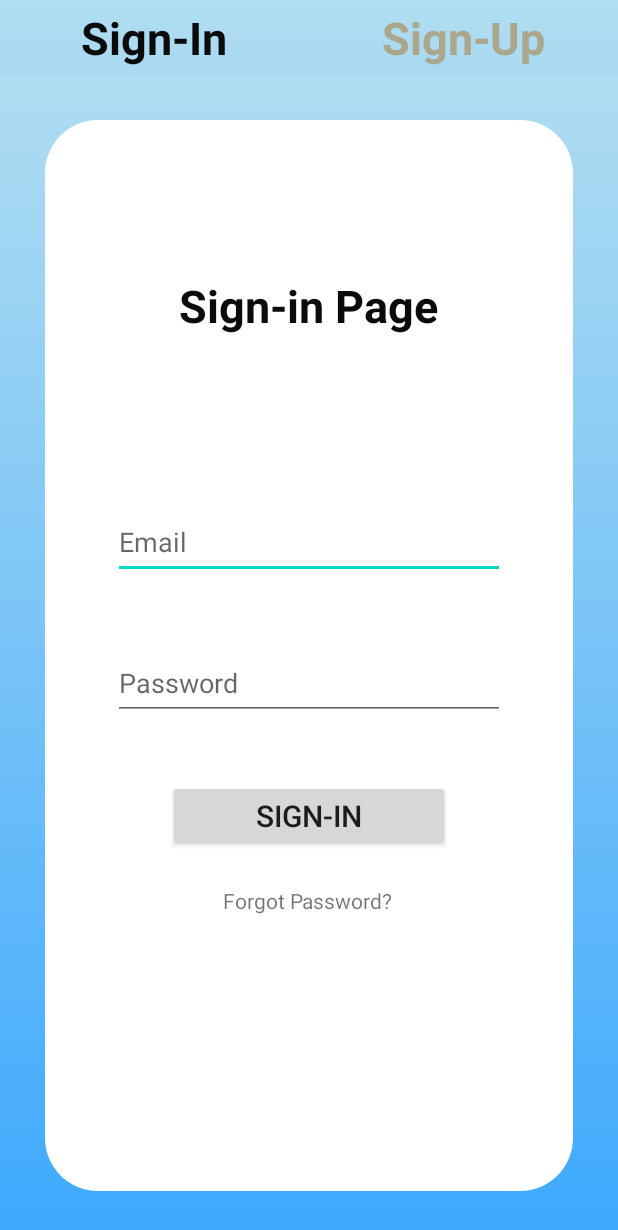
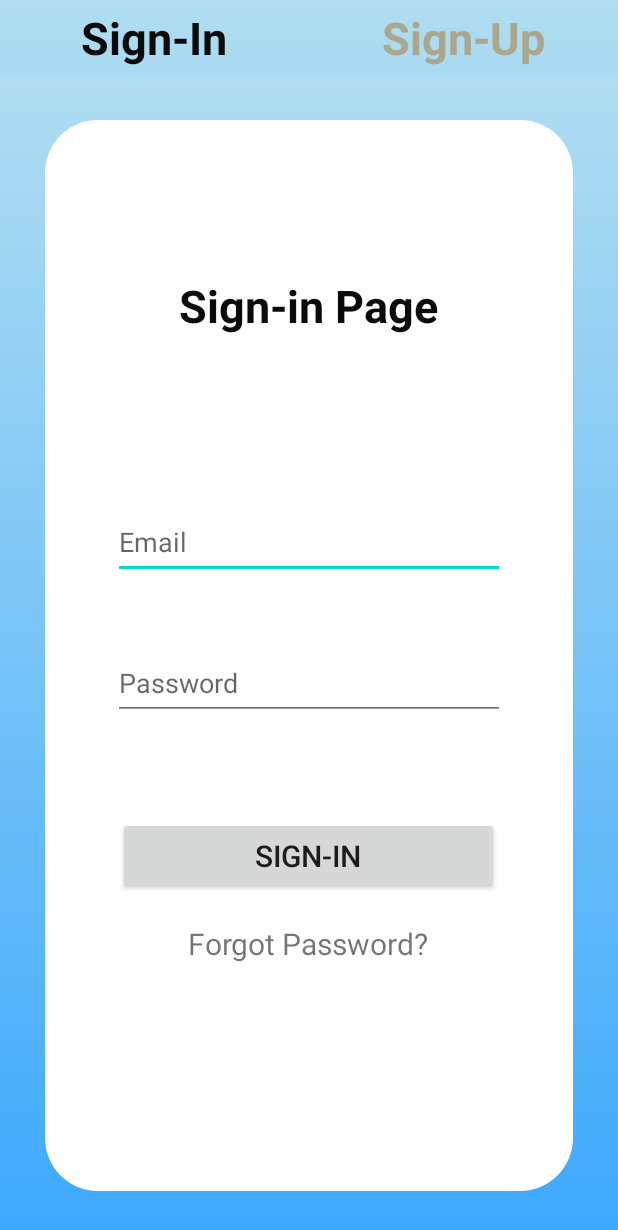
Before and after one commit to Kirtanshah2303/Cinemapp-Movie-Ticket-Booking-Application, an Android app: the screen it shows after launch (MainActivity), on a phone screen of 412 x 824 dp. Shown: the top 1230 px of the screen. Run offline under Robolectric (Android 15) with nearby library versions, the phone set to English and light mode, and no system bars; our stand-ins replace Firebase (no records; nobody signed in at launch, a user with empty details on screens opened directly); libraries missing offline, so code that uses them is left out: www.sanju.motiontoast; Roboto replaces fonts that are not available here; 3 statements that could not run were skipped.

```diff
--- a/app/build.gradle
+++ b/app/build.gradle
@@ -59,4 +59,7 @@ dependencies {
     //Motion Toast
     implementation 'com.github.Spikeysanju:MotionToast:1.3.3.1'
 
+    // Material Design Dependency
+    implementation 'com.google.android.material:material:1.0.0'
+
 }
--- a/app/src/main/java/com/appofkirtan/sgplayout/SeatBookingActivity.java
+++ b/app/src/main/java/com/appofkirtan/sgplayout/SeatBookingActivity.java
@@ -110,7 +110,7 @@ public class SeatBookingActivity extends AppCompatActivity {
         button = findViewById(R.id.button);
 
 
-        realtimereference = realtimedatabase.getReference(demothirdActivity.moviename).child(demothirdActivity.databasedate).child(demothirdActivity.databasetime);
+        realtimereference = realtimedatabase.getReference(demothirdActivity.moviename).child(demothirdActivity.databasedate).child(demothirdActivity.databasetime).child("Seats");
         realtimereference.addValueEventListener(new ValueEventListener() {
             @Override
             public void onDataChange(@NonNull DataSnapshot dataSnapshot) {
--- a/app/src/main/res/layout/activity_seat_booking.xml
+++ b/app/src/main/res/layout/activity_seat_booking.xml
@@ -46,7 +46,7 @@
                         android:layout_width="wrap_content"
                         android:layout_height="wrap_content"
                         android:text=" Available  "
-                        android:textSize="30sp"/>
+                        android:textSize="28sp"/>
 
                     <ImageView
                         android:layout_width="50dp"
@@ -56,7 +56,7 @@
                         android:layout_width="wrap_content"
                         android:layout_height="wrap_content"
                         android:text=" Booked"
-                        android:textSize="30sp"/>
+                        android:textSize="28sp"/>
 
                 </LinearLayout>
 
--- a/app/src/main/res/layout/sign_in.xml
+++ b/app/src/main/res/layout/sign_in.xml
@@ -55,11 +55,26 @@
             app:layout_constraintTop_toBottomOf="@+id/Usernamesignin"
             app:layout_constraintVertical_bias="0.003" />
 
+        <Button
+            android:id="@+id/btn_signin"
+            android:layout_width="254dp"
+            android:layout_height="51dp"
+            android:text="Sign-in"
+            android:textSize="20dp"
+            app:layout_constraintBottom_toBottomOf="parent"
+            app:layout_constraintEnd_toEndOf="parent"
+            app:layout_constraintHorizontal_bias="0.496"
+            app:layout_constraintStart_toStartOf="parent"
+            app:layout_constraintTop_toBottomOf="@+id/Usernamesignin"
+            app:layout_constraintVertical_bias="0.445" />
+
         <TextView
             android:id="@+id/forgotpassword"
             android:layout_width="wrap_content"
             android:layout_height="wrap_content"
+            android:layout_gravity="right"
             android:text="Forgot Password?"
+            android:textSize="20sp"
             app:layout_constraintBottom_toBottomOf="parent"
             app:layout_constraintEnd_toEndOf="parent"
             app:layout_constraintHorizontal_bias="0.497"
@@ -67,18 +82,61 @@
             app:layout_constraintTop_toBottomOf="@+id/btn_signin"
             app:layout_constraintVertical_bias="0.113" />
 
-        <Button
-            android:id="@+id/btn_signin"
-            android:layout_width="188dp"
-            android:layout_height="47dp"
-            android:layout_marginTop="27dp"
-            android:text="Sign-in"
-            android:textSize="20dp"
-            app:layout_constraintBottom_toBottomOf="parent"
-            app:layout_constraintEnd_toEndOf="parent"
-            app:layout_constraintStart_toStartOf="parent"
-            app:layout_constraintTop_toBottomOf="@+id/editTextTextPassword1"
-            app:layout_constraintVertical_bias="0.052" />
+
+<!--        <LinearLayout-->
+<!--            android:layout_width="match_parent"-->
+<!--            android:layout_height="wrap_content"-->
+<!--            app:layout_constraintBottom_toBottomOf="parent"-->
+<!--            app:layout_constraintEnd_toEndOf="parent"-->
+<!--            app:layout_constraintStart_toStartOf="parent"-->
+<!--            app:layout_constraintTop_toBottomOf="@+id/signin_txt"-->
+<!--            android:orientation="vertical">-->
+
+<!--            <com.google.android.material.textfield.TextInputLayout-->
+<!--                android:id="@+id/username"-->
+<!--                style="@style/Widget.MaterialComponents.TextInputLayout.OutlinedBox"-->
+<!--                android:layout_width="match_parent"-->
+<!--                android:layout_height="wrap_content"-->
+<!--                android:hint="Full Name :"-->
+<!--                app:layout_constraintBottom_toTopOf="@+id/Usernamesignin">-->
+
+<!--                <com.google.android.material.textfield.TextInputEditText-->
+<!--                    android:id="@+id/Usernamesignin"-->
+<!--                    android:layout_width="match_parent"-->
+<!--                    android:layout_height="wrap_content"-->
+<!--                    app:layout_constraintBottom_toBottomOf="parent"-->
+<!--                    app:layout_constraintTop_toBottomOf="@+id/signin_txt"-->
+<!--                    app:layout_constraintVertical_bias="0.219"-->
+<!--                    tools:layout_editor_absoluteX="0dp" />-->
+
+
+<!--            </com.google.android.material.textfield.TextInputLayout>-->
+
+<!--            <com.google.android.material.textfield.TextInputLayout-->
+<!--                android:id="@+id/password"-->
+<!--                style="@style/Widget.MaterialComponents.TextInputLayout.OutlinedBox"-->
+<!--                android:layout_width="match_parent"-->
+<!--                android:layout_height="wrap_content"-->
+<!--                android:hint="Password :"-->
+<!--                app:layout_constraintBottom_toTopOf="@+id/editTextTextPassword1"-->
+<!--                app:passwordToggleEnabled="true">-->
+
+<!--                <com.google.android.material.textfield.TextInputEditText-->
+<!--                    android:id="@+id/editTextTextPassword1"-->
+<!--                    android:layout_width="match_parent"-->
+<!--                    android:layout_height="wrap_content"-->
+<!--                    android:layout_marginBottom="76dp"-->
+<!--                    android:inputType="textPassword"-->
+<!--                    app:layout_constraintBottom_toTopOf="@+id/btn_signin"-->
+<!--                    app:layout_constraintTop_toBottomOf="@+id/Usernamesignin"-->
+<!--                    app:layout_constraintVertical_bias="1.0"-->
+<!--                    tools:layout_editor_absoluteX="0dp" />-->
+
+<!--            </com.google.android.material.textfield.TextInputLayout>-->
+
+<!--            -->
+
+<!--        </LinearLayout>-->
 
     </androidx.constraintlayout.widget.ConstraintLayout>
 
```
Also changed, not shown: app/src/main/java/com/appofkirtan/sgplayout/PaymentActivity.java (+54 -8 lines).
